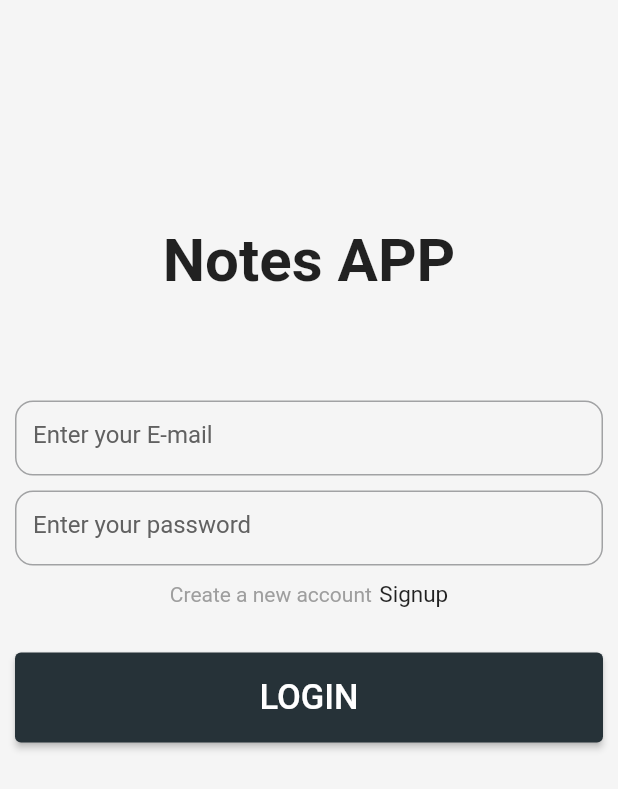
After one commit to KevalKThumar/FlutterNoteApp, a Flutter app: the screen it shows after launch, after a tap on "Login", on a phone screen of 412 x 824 dp. The commit adds this screen. Shown: the top 789 px of the screen. Run offline on Flutter 3.47's test engine with Material 2 defaults, Android fonts, the phone set to English and light mode, and no system bars; our stand-ins replace velocity_x; network calls fail.

Commit message:
login signup done

```diff
--- /dev/null
+++ b/lib/Models/user_model.dart
@@ -0,0 +1,33 @@
+import 'dart:convert';
+
+class User {
+  String? name;
+  String? email;
+  String? password;
+  User({
+    this.name,
+    this.email,
+    this.password,
+  });
+
+  Map<String, dynamic> toMap() {
+    return <String, dynamic>{
+      'name': name,
+      'email': email,
+      'password': password,
+    };
+  }
+
+  factory User.fromMap(Map<String, dynamic> map) {
+    return User(
+      name: map['name'] != null ? map['name'] as String : null,
+      email: map['email'] != null ? map['email'] as String : null,
+      password: map['password'] != null ? map['password'] as String : null,
+    );
+  }
+
+  String toJson() => json.encode(toMap());
+
+  factory User.fromJson(String source) =>
+      User.fromMap(json.decode(source) as Map<String, dynamic>);
+}
--- /dev/null
+++ b/lib/Provider/auth_provider.dart
@@ -0,0 +1,43 @@
+import 'dart:developer';
+
+import 'package:flutter/material.dart';
+import 'package:note_app/Models/user_model.dart';
+import 'package:note_app/services/api_service.dart';
+import 'package:http/http.dart' as http;
+
+class AuthProvider extends ChangeNotifier {
+  bool isLoding = false;
+  bool isBack = false;
+  Future<void> login(User user) async {
+    isLoding = true;
+    notifyListeners();
+    http.Response response = (await ApiService.login(user))!;
+
+    log(response.statusCode.toString());
+    if (response.statusCode == 201) {
+      isBack = true;
+    }
+
+    isLoding = false;
+    notifyListeners();
+  }
+
+  Future<void> signup(User user) async {
+    isLoding = true;
+    notifyListeners();
+    http.Response response = (await ApiService.signup(user))!;
+
+    if (response.statusCode == 200) {
+      isBack = true;
+    }
+
+    isLoding = false;
+    notifyListeners();
+  }
+
+  void fatchData() async {
+    // await Future<void>.delayed(const Duration(seconds: 2));
+
+    isLoding = false;
+  }
+}
--- a/lib/main.dart
+++ b/lib/main.dart
@@ -1,6 +1,8 @@
 import 'package:flutter/material.dart';
+import 'package:note_app/Provider/auth_provider.dart';
 import 'package:note_app/Provider/notes_provide.dart';
-import 'package:note_app/pages/home_page.dart';
+// import 'package:note_app/pages/home_page.dart';
+import 'package:note_app/pages/signup_page.dart';
 import 'package:provider/provider.dart';
 
 void main() {
@@ -18,16 +20,19 @@ class MyApp extends StatelessWidget {
       providers: [
         ChangeNotifierProvider(
           create: (context) => NotesProvider(),
+        ),
+        ChangeNotifierProvider(
+          create: (context) => AuthProvider(),
         )
       ],
       child: MaterialApp(
         debugShowCheckedModeBanner: false,
         title: 'Notes App',
         theme: ThemeData(
-          colorScheme: ColorScheme.fromSeed(seedColor: Colors.deepPurple),
-          useMaterial3: true,
+          colorScheme: ColorScheme.fromSeed(seedColor: Colors.blue),
+          // useMaterial3: true,
         ),
-        home: const HomePage(),
+        home: const SignupPage(),
       ),
     );
   }
--- a/lib/pages/add_new_page.dart
+++ b/lib/pages/add_new_page.dart
@@ -69,6 +69,7 @@ class _AddNewNotePageState extends State<AddNewNotePage> {
   @override
   Widget build(BuildContext context) {
     return Scaffold(
+      backgroundColor: Colors.grey[100],
       appBar: AppBar(
         title: widget.isUpdate == true
             ? "${widget.note!.title}"
@@ -87,7 +88,7 @@ class _AddNewNotePageState extends State<AddNewNotePage> {
             tooltip: "save",
           ),
         ],
-        backgroundColor: Colors.blue,
+        backgroundColor: Colors.blueGrey[900],
         iconTheme: const IconThemeData(
           color: Colors.white,
         ),
--- /dev/null
+++ b/lib/pages/login_page.dart
@@ -0,0 +1,167 @@
+// ignore_for_file: use_build_context_synchronously
+
+import 'dart:developer';
+
+import 'package:flutter/cupertino.dart';
+import 'package:flutter/material.dart';
+import 'package:note_app/Models/user_model.dart';
+import 'package:note_app/Provider/auth_provider.dart';
+import 'package:note_app/pages/home_page.dart';
+import 'package:note_app/pages/signup_page.dart';
+import 'package:note_app/widget/widget.dart';
+import 'package:provider/provider.dart';
+import 'package:velocity_x/velocity_x.dart';
+
+// ignore: must_be_immutable
+class LoginPage extends StatefulWidget {
+  const LoginPage({super.key});
+
+  @override
+  State<LoginPage> createState() => _LoginPageState();
+}
+
+class _LoginPageState extends State<LoginPage> {
+  TextEditingController emailController = TextEditingController();
+  TextEditingController passwordController = TextEditingController();
+
+  @override
+  void dispose() {
+    super.dispose();
+    emailController.dispose();
+    passwordController.dispose();
+  }
+
+  // checkValue
+  void checkValue(BuildContext context) async {
+    String email = emailController.text.trim();
+    String password = passwordController.text.trim();
+
+    if (email == "" || password == "") {
+      UIHelper.showAlertDialog(
+          context, "Incomplete Data", "Please fill all the fields");
+    } else {
+      login(email, password);
+    }
+  }
+
+// login
+  void login(email, password) async {
+    var authProvider = Provider.of<AuthProvider>(context, listen: false);
+    User user = User(
+      email: email,
+      password: password,
+      name: "",
+    );
+
+    await authProvider.login(user);
+
+    if (authProvider.isBack) {
+      Navigator.push(
+          context,
+          CupertinoPageRoute(
+            builder: (context) => const HomePage(),
+          ));
+    }
+  }
+
+  @override
+  Widget build(BuildContext context) {
+    var authProvider = Provider.of<AuthProvider>(context, listen: false);
+    log(authProvider.isLoding.toString());
+    return Scaffold(
+      backgroundColor: Colors.grey[100],
+      body: SafeArea(
+          child: SizedBox(
+        height: double.infinity,
+        width: double.infinity,
+        child: Padding(
+          padding: const EdgeInsets.symmetric(horizontal: 10.0),
+          child: SingleChildScrollView(
+            child: Column(
+              crossAxisAlignment: CrossAxisAlignment.center,
+              children: [
+                150.heightBox,
+                // logo
+                "Notes APP".text.size(40).fontWeight(FontWeight.bold).make(),
+                70.heightBox,
+                // second passWord
+                SizedBox(
+                  height: 50,
+                  child: TextField(
+                    controller: emailController,
+                    decoration: InputDecoration(
+                        focusColor: Colors.blue,
+                        hintText: "Enter your E-mail",
+                        hintStyle: TextStyle(
+                          color: Colors.grey[700],
+                        ),
+                        border: const OutlineInputBorder(
+                            borderRadius:
+                                BorderRadius.all(Radius.circular(12)))),
+                  ),
+                ),
+                10.heightBox,
+                // confirm padssWord
+                SizedBox(
+                  height: 50,
+                  child: TextField(
+                    obscureText: true,
+                    controller: passwordController,
+                    decoration: InputDecoration(
+                        focusColor: Colors.blue,
+                        hintText: "Enter your password",
+                        hintStyle: TextStyle(
+                          color: Colors.grey[700],
+                        ),
+                        border: const OutlineInputBorder(
+                            borderRadius:
+                                BorderRadius.all(Radius.circular(12)))),
+                  ),
+                ),
+                10.heightBox,
+                Row(
+                  mainAxisAlignment: MainAxisAlignment.center,
+                  children: [
+                    "Create a new account".text.color(Colors.grey[500]).make(),
+                    5.widthBox,
+                    SizedBox(
+                      child: GestureDetector(
+                        onTap: () {
+                          Navigator.push(
+                              context,
+                              CupertinoPageRoute(
+                                  builder: (context) => const SignupPage()));
+                        },
+                        child: "Signup".text.size(15).make(),
+                      ),
+                    )
+                  ],
+                ),
+                //button signup
+                30.heightBox,
+                authProvider.isLoding == true
+                    ? const CircularProgressIndicator(
+                        valueColor: AlwaysStoppedAnimation(Colors.white),
+                      )
+                    : SizedBox(
+                        height: 60,
+                        width: MediaQuery.of(context).size.height - 50,
+                        child: ElevatedButton(
+                          style: ButtonStyle(
+                            backgroundColor:
+                                MaterialStatePropertyAll(Colors.blueGrey[900]),
+                          ),
+                          onPressed: () {
+                            checkValue(context);
+                          },
+                          child: "Login".text.uppercase.white.size(23).make(),
+                        ),
+                      )
+              ],
+            ),
+          ),
+        ),
+      )),
+    );
+  }
+}
--- /dev/null
+++ b/lib/pages/signup_page.dart
@@ -0,0 +1,189 @@
+// ignore_for_file: use_build_context_synchronously
+
+import 'dart:developer';
+
+import 'package:flutter/cupertino.dart';
+import 'package:flutter/material.dart';
+import 'package:note_app/Models/user_model.dart';
+import 'package:note_app/Provider/auth_provider.dart';
+import 'package:note_app/pages/home_page.dart';
+import 'package:note_app/pages/login_page.dart';
+import 'package:note_app/widget/widget.dart';
+import 'package:provider/provider.dart';
+import 'package:velocity_x/velocity_x.dart';
+
+// ignore: must_be_immutable
+class SignupPage extends StatefulWidget {
+  const SignupPage({super.key});
+
+  @override
+  State<SignupPage> createState() => _SignupPageState();
+}
+
+class _SignupPageState extends State<SignupPage> {
+  TextEditingController nameController = TextEditingController();
+
+  TextEditingController emailController = TextEditingController();
+
+  TextEditingController passwordController = TextEditingController();
+
+  @override
+  void dispose() {
+    super.dispose();
+    emailController.dispose();
+    passwordController.dispose();
+    nameController.dispose();
+  }
+
+  // checkValue
+  void checkValue(BuildContext context) async {
+    String email = emailController.text.trim();
+    String password = passwordController.text.trim();
+    String name = nameController.text.trim();
+
+    if (email == "" || password == "" || name == "") {
+      UIHelper.showAlertDialog(
+          context, "Incomplete Data", "Please fill all the fields");
+    } else {
+      signup(email, name, password);
+    }
+  }
+
+// signup
+  void signup(email, name, password) async {
+    var authProvider = Provider.of<AuthProvider>(context, listen: false);
+    User user = User(
+      email: email,
+      name: name,
+      password: password,
+    );
+
+    await authProvider.signup(user);
+
+    if (authProvider.isBack) {
+      Navigator.push(
+          context,
+          CupertinoPageRoute(
+            builder: (context) => const LoginPage(),
+          ));
+    }
+  }
+
+  @override
+  Widget build(BuildContext context) {
+    var authProvider = Provider.of<AuthProvider>(context, listen: false);
+    return Scaffold(
+      backgroundColor: Colors.grey[100],
+      body: SafeArea(
+          child: SizedBox(
+        height: double.infinity,
+        width: double.infinity,
+        child: Padding(
+          padding: const EdgeInsets.symmetric(horizontal: 10.0),
+          child: SingleChildScrollView(
+            child: Column(
+              crossAxisAlignment: CrossAxisAlignment.center,
+              children: [
+                150.heightBox,
+                // logo
+                "Notes APP".text.size(40).fontWeight(FontWeight.bold).make(),
+                70.heightBox,
+                // first textfild for username
+                SizedBox(
+                  height: 50,
+                  child: TextField(
+                    controller: nameController,
+                    decoration: InputDecoration(
+                        focusColor: Colors.blue,
+                        hintText: "Enter your Name",
+                        hintStyle: TextStyle(
+                          color: Colors.grey[700],
+                        ),
+                        border: const OutlineInputBorder(
+                            borderRadius:
+                                BorderRadius.all(Radius.circular(12)))),
+                  ),
+                ),
+                10.heightBox,
+                // second passWord
+                SizedBox(
+                  height: 50,
+                  child: TextField(
+                    controller: emailController,
+                    decoration: InputDecoration(
+                        focusColor: Colors.blue,
+                        hintText: "Enter your E-mail",
+                        hintStyle: TextStyle(
+                          color: Colors.grey[700],
+                        ),
+                        border: const OutlineInputBorder(
+                            borderRadius:
+                                BorderRadius.all(Radius.circular(12)))),
+                  ),
+                ),
+                10.heightBox,
+                // confirm padssWord
+                SizedBox(
+                  height: 50,
+                  child: TextField(
+                    obscureText: true,
+                    controller: passwordController,
+                    decoration: InputDecoration(
+                        focusColor: Colors.blue,
+                        hintText: "Enter your password",
+                        hintStyle: TextStyle(
+                          color: Colors.grey[700],
+                        ),
+                        border: const OutlineInputBorder(
+                            borderRadius:
+                                BorderRadius.all(Radius.circular(12)))),
+                  ),
+                ),
+                10.heightBox,
+                Row(
+                  mainAxisAlignment: MainAxisAlignment.center,
+                  children: [
+                    "Already have an account"
+                        .text
+                        .color(Colors.grey[500])
+                        .make(),
+                    5.widthBox,
+                    GestureDetector(
+                        onTap: () {
+                          Navigator.push(
+                              context,
+                              CupertinoPageRoute(
+                                  builder: (context) => const LoginPage()));
+                        },
+                        child: "Login".text.size(15).make())
+                  ],
+                ),
+                //button signup
+                30.heightBox,
+
+                SizedBox(
+                  height: 60,
+                  width: MediaQuery.of(context).size.height - 50,
+                  child: ElevatedButton(
+                    style: ButtonStyle(
+                      backgroundColor:
+                          MaterialStatePropertyAll(Colors.blueGrey[900]),
+                    ),
+                    onPressed: () {
+                      checkValue(context);
+                    },
+                    child: authProvider.isLoding == true
+                        ? const CircularProgressIndicator(
+                            valueColor: AlwaysStoppedAnimation(Colors.white),
+                          )
+                        : "Signup".text.uppercase.white.size(23).make(),
+                  ),
+                )
+              ],
+            ),
+          ),
+        ),
+      )),
+    );
+  }
+}
--- a/pubspec.yaml
+++ b/pubspec.yaml
@@ -39,6 +39,8 @@ dependencies:
   velocity_x: ^4.1.1
   uuid: ^4.0.0
   http: ^1.1.0
+  flutter_spinkit: ^5.2.0
+  shared_preferences: ^2.2.1
 
 dev_dependencies:
   flutter_test:
```
Also changed, not shown: lib/pages/home_page.dart (+8 -3 lines), lib/services/api_service.dart (+48 -5 lines), lib/widget/widget.dart (added, +52 -0 lines), pubspec.lock, 2 other files.
